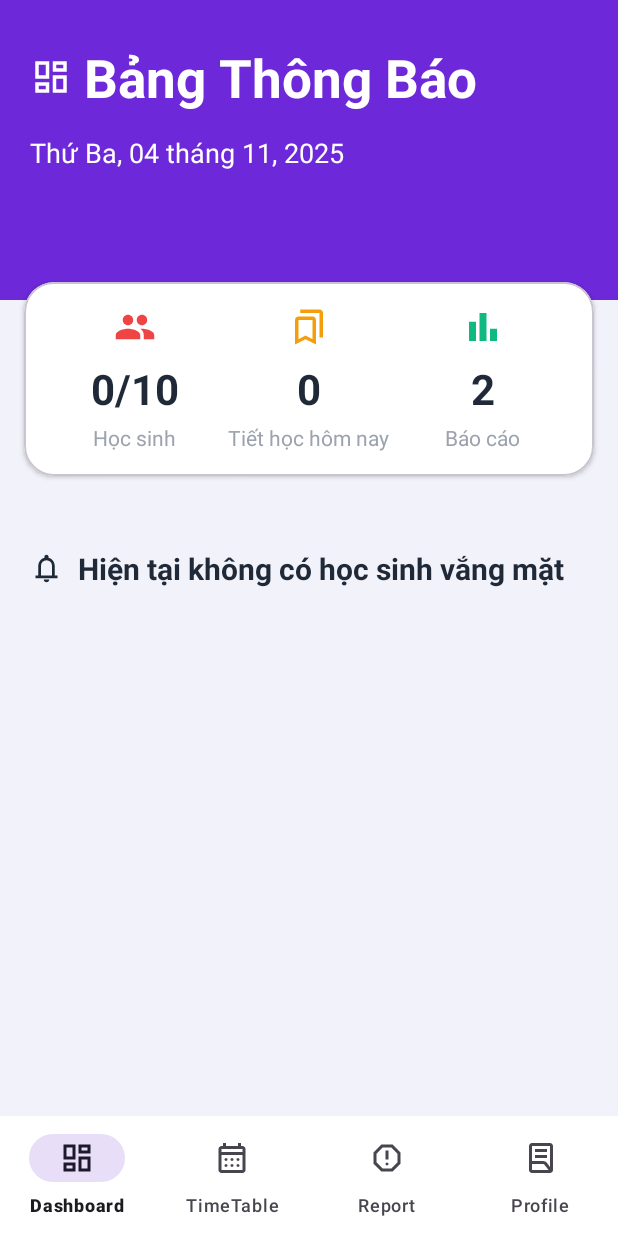
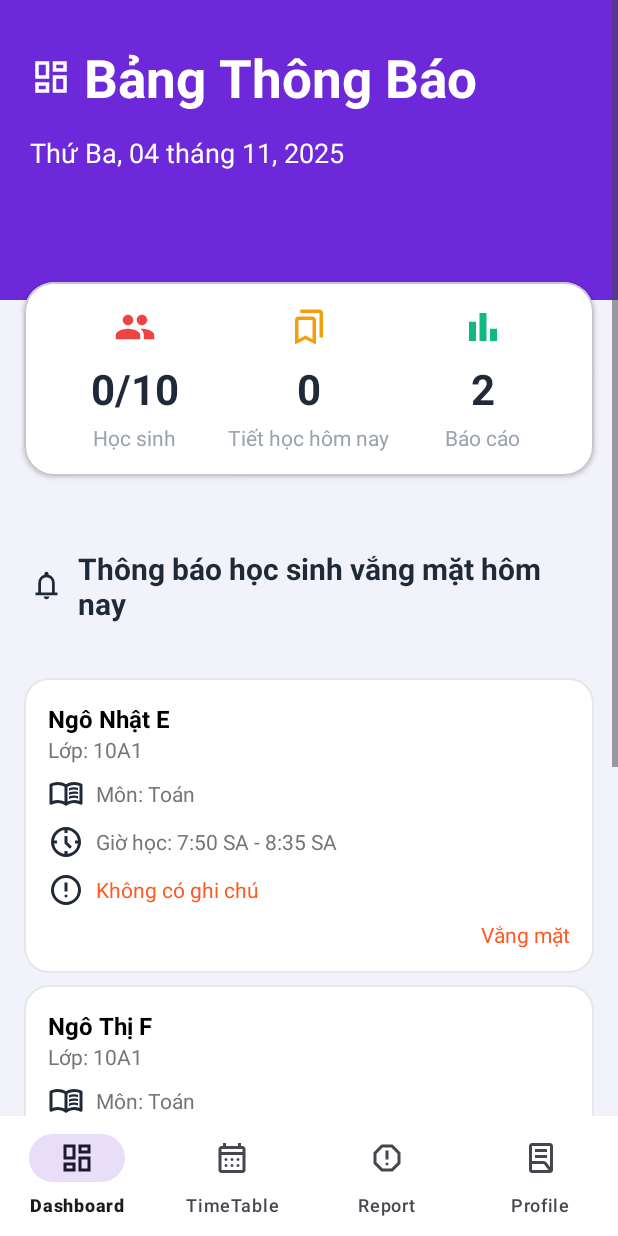
Before and after one commit to nguyentp24/Edu-Connect, an Android app: the DashboardFragment screen opened directly, with no data from a screen before it, on a phone screen of 412 x 824 dp. Run offline under Robolectric (Android 15) with nearby library versions, the phone set to English and light mode, and no system bars.

Commit message:
Dashboard

```diff
--- a/app/src/main/java/com/example/educonnect/ui/login/LoginActivity.java
+++ b/app/src/main/java/com/example/educonnect/ui/login/LoginActivity.java
@@ -40,8 +40,8 @@ public class LoginActivity extends AppCompatActivity {
         ApiClient.ApiService api = ApiClient.service();
         api.login(new LoginRequest(email, pass)).enqueue(new Callback<JsonObject>() {
             @Override public void onResponse(Call<JsonObject> call, Response<JsonObject> response) {
+                setLoading(false);
                 if (response.isSuccessful()) {
-                    setLoading(false);
                     startActivity(new Intent(LoginActivity.this, MainActivity.class));
                     finish();
                 } else {
--- a/app/src/main/java/com/example/educonnect/ui/tabs/DashboardFragment.java
+++ b/app/src/main/java/com/example/educonnect/ui/tabs/DashboardFragment.java
@@ -12,12 +12,17 @@ import androidx.fragment.app.Fragment;
 import com.example.educonnect.databinding.FragmentDashboardBinding;
 
 import java.text.SimpleDateFormat;
+import java.util.ArrayList;
 import java.util.Date;
+import java.util.List;
 import java.util.Locale;
 
 public class DashboardFragment extends Fragment {
 
     private FragmentDashboardBinding vb;
+
+    // Danh sách học sinh vắng mặt
+    private List<Student> absentStudents = new ArrayList<>();
 
     @Nullable
     @Override
@@ -47,9 +52,48 @@ public class DashboardFragment extends Fragment {
         vb.tvReports.setText("2");
 
         vb.tvNotice.setText(getString(com.example.educonnect.R.string.no_absent));
+
+        // Tạo danh sách học sinh vắng mặt và hiển thị
+        loadAbsentStudents();
+        displayAbsentStudents();
     }
 
-    private String capitalizeFirst(String s){
+    private void loadAbsentStudents() {
+        // Thêm các học sinh vắng mặt vào danh sách (ví dụ)
+        absentStudents.add(new Student("Ngô Nhật E", "10A1", "Toán", "7:50 SA - 8:35 SA", "Không có ghi chú"));
+        absentStudents.add(new Student("Ngô Thị F", "10A1", "Toán", "7:50 SA - 8:35 SA", "Không có ghi chú"));
+        absentStudents.add(new Student("Hoàng Mai H", "10A1", "Toán", "7:50 SA - 8:35 SA", "Không có ghi chú"));
+    }
+
+    private void displayAbsentStudents() {
+        // Hiển thị thông tin học sinh vắng mặt vào các khung trong giao diện
+        for (int i = 0; i < absentStudents.size(); i++) {
+            Student student = absentStudents.get(i);
+            // Lấy các View tương ứng với từng học sinh trong layout (item_student1, item_student2, item_student3)
+            // Cập nhật dữ liệu học sinh vào các View
+            if (i == 0) {
+                vb.itemStudent1.tvStudentName.setText(student.getName());
+                vb.itemStudent1.tvStudentClass.setText("Lớp: " + student.getClassName());
+                vb.itemStudent1.tvSubject.setText("Môn: " + student.getSubject());
+                vb.itemStudent1.tvTime.setText("Giờ học: " + student.getTime());
+                vb.itemStudent1.tvNotes.setText(student.getNotes());
+            } else if (i == 1) {
+                vb.itemStudent2.tvStudentName.setText(student.getName());
+                vb.itemStudent2.tvStudentClass.setText("Lớp: " + student.getClassName());
+                vb.itemStudent2.tvSubject.setText("Môn: " + student.getSubject());
+                vb.itemStudent2.tvTime.setText("Giờ học: " + student.getTime());
+                vb.itemStudent2.tvNotes.setText(student.getNotes());
+            } else if (i == 2) {
+                vb.itemStudent3.tvStudentName.setText(student.getName());
+                vb.itemStudent3.tvStudentClass.setText("Lớp: " + student.getClassName());
+                vb.itemStudent3.tvSubject.setText("Môn: " + student.getSubject());
+                vb.itemStudent3.tvTime.setText("Giờ học: " + student.getTime());
+                vb.itemStudent3.tvNotes.setText(student.getNotes());
+            }
+        }
+    }
+
+    private String capitalizeFirst(String s) {
         if (s == null || s.isEmpty()) return s;
         return Character.toUpperCase(s.charAt(0)) + s.substring(1);
     }
@@ -59,4 +103,41 @@ public class DashboardFragment extends Fragment {
         super.onDestroyView();
         vb = null;
     }
+
+    // Lớp sinh viên vắng mặt
+    private static class Student {
+        private String name;
+        private String className;
+        private String subject;
+        private String time;
+        private String notes;
+
+        public Student(String name, String className, String subject, String time, String notes) {
+            this.name = name;
+            this.className = className;
+            this.subject = subject;
+            this.time = time;
+            this.notes = notes;
+        }
+
+        public String getName() {
+            return name;
+        }
+
+        public String getClassName() {
+            return className;
+        }
+
+        public String getSubject() {
+            return subject;
+        }
+
+        public String getTime() {
+            return time;
+        }
+
+        public String getNotes() {
+            return notes;
+        }
+    }
 }
--- /dev/null
+++ b/app/src/main/res/drawable/ic_clock.xml
@@ -0,0 +1,5 @@
+<vector xmlns:android="http://schemas.android.com/apk/res/android" android:height="24dp" android:tint="#000000" android:viewportHeight="960" android:viewportWidth="960" android:width="24dp">
+
+    <path android:fillColor="@android:color/white" android:pathData="M582,662L440,520L440,320L520,320L520,487L638,605L582,662ZM440,240L440,160L520,160L520,240L440,240ZM720,520L720,440L800,440L800,520L720,520ZM440,800L440,720L520,720L520,800L440,800ZM160,520L160,440L240,440L240,520L160,520ZM480,880Q397,880 324,848.5Q251,817 197,763Q143,709 111.5,636Q80,563 80,480Q80,397 111.5,324Q143,251 197,197Q251,143 324,111.5Q397,80 480,80Q563,80 636,111.5Q709,143 763,197Q817,251 848.5,324Q880,397 880,480Q880,563 848.5,636Q817,709 763,763Q709,817 636,848.5Q563,880 480,880ZM480,800Q614,800 707,707Q800,614 800,480Q800,346 707,253Q614,160 480,160Q346,160 253,253Q160,346 160,480Q160,614 253,707Q346,800 480,800ZM480,480Q480,480 480,480Q480,480 480,480Q480,480 480,480Q480,480 480,480Q480,480 480,480Q480,480 480,480Q480,480 480,480Q480,480 480,480Z"/>
+
+</vector>
--- /dev/null
+++ b/app/src/main/res/drawable/ic_note.xml
@@ -0,0 +1,5 @@
+<vector xmlns:android="http://schemas.android.com/apk/res/android" android:height="24dp" android:tint="#000000" android:viewportHeight="960" android:viewportWidth="960" android:width="24dp">
+
+    <path android:fillColor="@android:color/white" android:pathData="M480,680Q497,680 508.5,668.5Q520,657 520,640Q520,623 508.5,611.5Q497,600 480,600Q463,600 451.5,611.5Q440,623 440,640Q440,657 451.5,668.5Q463,680 480,680ZM440,520L520,520L520,280L440,280L440,520ZM480,880Q397,880 324,848.5Q251,817 197,763Q143,709 111.5,636Q80,563 80,480Q80,397 111.5,324Q143,251 197,197Q251,143 324,111.5Q397,80 480,80Q563,80 636,111.5Q709,143 763,197Q817,251 848.5,324Q880,397 880,480Q880,563 848.5,636Q817,709 763,763Q709,817 636,848.5Q563,880 480,880ZM480,800Q614,800 707,707Q800,614 800,480Q800,346 707,253Q614,160 480,160Q346,160 253,253Q160,346 160,480Q160,614 253,707Q346,800 480,800ZM480,480Q480,480 480,480Q480,480 480,480Q480,480 480,480Q480,480 480,480Q480,480 480,480Q480,480 480,480Q480,480 480,480Q480,480 480,480Z"/>
+
+</vector>
--- a/app/src/main/res/layout/fragment_dashboard.xml
+++ b/app/src/main/res/layout/fragment_dashboard.xml
@@ -16,7 +16,7 @@
             android:layout_height="wrap_content"
             android:orientation="vertical">
 
-            <!-- Header tím -->
+            <!-- Header -->
             <LinearLayout
                 android:id="@+id/header"
                 android:layout_width="match_parent"
@@ -60,7 +60,7 @@
                     android:textSize="18sp"/>
             </LinearLayout>
 
-            <!-- Thẻ thống kê 3 cột (nằm chồng lên mép dưới header một chút) -->
+            <!-- Thẻ thống kê 3 cột -->
             <com.google.android.material.card.MaterialCardView
                 android:layout_width="match_parent"
                 android:layout_height="wrap_content"
@@ -206,6 +206,27 @@
                     android:textSize="20sp"/>
             </LinearLayout>
 
+            <!-- Thêm các khung học sinh -->
+            <LinearLayout
+                android:layout_width="match_parent"
+                android:layout_height="wrap_content"
+                android:orientation="vertical"
+                android:padding="16dp">
+
+                <include
+                    android:id="@+id/itemStudent1"
+                    layout="@layout/item_student_dashboard" />
+
+                <include
+                    android:id="@+id/itemStudent2"
+                    layout="@layout/item_student_dashboard" />
+
+                <include
+                    android:id="@+id/itemStudent3"
+                    layout="@layout/item_student_dashboard" />
+
+            </LinearLayout>
+
         </LinearLayout>
     </ScrollView>
 </androidx.coordinatorlayout.widget.CoordinatorLayout>
--- /dev/null
+++ b/app/src/main/res/layout/item_student_dashboard.xml
@@ -0,0 +1,120 @@
+<?xml version="1.0" encoding="utf-8"?>
+<LinearLayout xmlns:android="http://schemas.android.com/apk/res/android"
+    xmlns:app="http://schemas.android.com/apk/res-auto"
+    android:layout_width="match_parent"
+    android:layout_height="wrap_content"
+    android:orientation="vertical"
+    android:background="@drawable/bg_card"
+    android:padding="16dp"
+    android:layout_marginBottom="8dp">
+
+    <!-- Tên học sinh -->
+    <TextView
+        android:id="@+id/tvStudentName"
+        android:layout_width="wrap_content"
+        android:layout_height="wrap_content"
+        android:text="Ngô Nhật E"
+        android:textStyle="bold"
+        android:textSize="16sp"
+        android:textColor="#000000" />
+
+    <!-- Lớp học -->
+    <TextView
+        android:id="@+id/tvStudentClass"
+        android:layout_width="wrap_content"
+        android:layout_height="wrap_content"
+        android:text="Lớp: 10A1"
+        android:textSize="14sp"
+        android:textColor="#757575" />
+
+    <!-- Môn học, với icon trước -->
+    <LinearLayout
+        android:layout_width="match_parent"
+        android:layout_height="wrap_content"
+        android:orientation="horizontal"
+        android:gravity="start|center_vertical"
+        android:layout_marginTop="8dp">
+
+        <ImageView
+            android:layout_width="24dp"
+            android:layout_height="24dp"
+            app:srcCompat="@drawable/ic_book"
+            app:tint="@color/tertiary"/>
+
+        <TextView
+            android:id="@+id/tvSubject"
+            android:layout_width="wrap_content"
+            android:layout_height="wrap_content"
+            android:layout_marginLeft="8dp"
+            android:text="Môn: Toán"
+            android:textSize="14sp"
+            android:textColor="#757575" />
+    </LinearLayout>
+
+    <!-- Giờ học, với icon trước -->
+    <LinearLayout
+        android:layout_width="match_parent"
+        android:layout_height="wrap_content"
+        android:orientation="horizontal"
+        android:gravity="start|center_vertical"
+        android:layout_marginTop="8dp">
+
+        <ImageView
+            android:layout_width="24dp"
+            android:layout_height="24dp"
+            app:srcCompat="@drawable/ic_clock"
+            app:tint="@color/tertiary"/>
+
+        <TextView
+            android:id="@+id/tvTime"
+            android:layout_width="wrap_content"
+            android:layout_height="wrap_content"
+            android:layout_marginLeft="8dp"
+            android:text="Giờ học: 7:50 SA - 8:35 SA"
+            android:textSize="14sp"
+            android:textColor="#757575" />
+    </LinearLayout>
+
+    <!-- Ghi chú, với icon trước -->
+    <LinearLayout
+        android:layout_width="match_parent"
+        android:layout_height="wrap_content"
+        android:orientation="horizontal"
+        android:gravity="start|center_vertical"
+        android:layout_marginTop="8dp">
+
+        <ImageView
+            android:layout_width="24dp"
+            android:layout_height="24dp"
+            app:srcCompat="@drawable/ic_note"
+            app:tint="@color/tertiary"/>
+
+        <TextView
+            android:id="@+id/tvNotes"
+            android:layout_width="wrap_content"
+            android:layout_height="wrap_content"
+            android:layout_marginLeft="8dp"
+            android:text="Không có ghi chú"
+            android:textSize="14sp"
+            android:textColor="#FF5722" />
+    </LinearLayout>
+
+    <!-- Trạng thái học sinh (Vắng mặt, Đi trễ, Có mặt) -->
+    <LinearLayout
+        android:layout_width="match_parent"
+        android:layout_height="wrap_content"
+        android:orientation="horizontal"
+        android:gravity="end|center_vertical"
+        android:layout_marginTop="8dp">
+
+        <TextView
+            android:id="@+id/tvStatus"
+            android:layout_width="wrap_content"
+            android:layout_height="wrap_content"
+            android:text="Vắng mặt"
+            android:textSize="14sp"
+            android:textColor="@color/status_absent" />
+    </LinearLayout>
+
+
+</LinearLayout>
--- a/app/src/main/res/values/colors.xml
+++ b/app/src/main/res/values/colors.xml
@@ -18,4 +18,7 @@
     <color name="stat_pink">#EF4444</color>
     <color name="stat_orange">#F59E0B</color>
     <color name="stat_green">#10B981</color>
+    <color name="status_absent">#FF5722</color>
+    <color name="status_late">#FFC107</color>
+    <color name="status_present">#4CAF50</color>
 </resources>
--- a/app/src/main/res/values/strings.xml
+++ b/app/src/main/res/values/strings.xml
@@ -32,7 +32,7 @@
     <string name="students">Học sinh</string>
     <string name="today_periods">Tiết học hôm nay</string>
     <string name="reports">Báo cáo</string>
-    <string name="no_absent">Hiện tại không có học sinh vắng mặt</string>
+    <string name="no_absent">Thông báo học sinh vắng mặt hôm nay</string>
 
     <string name="add_student">Thêm học sinh</string>
     <string name="student_name">Họ và tên</string>
```
